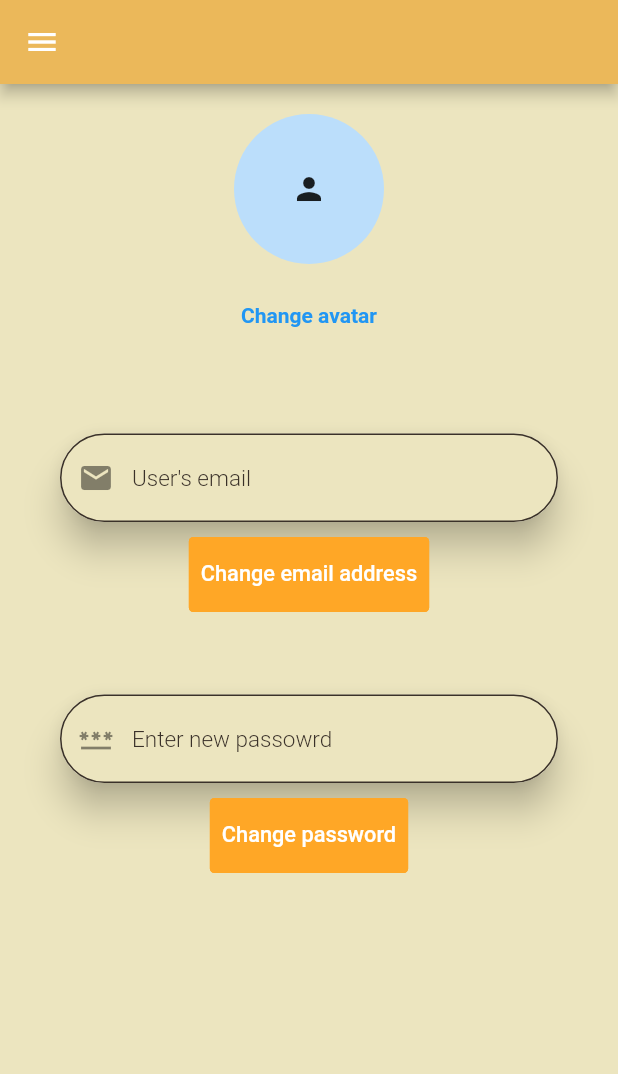
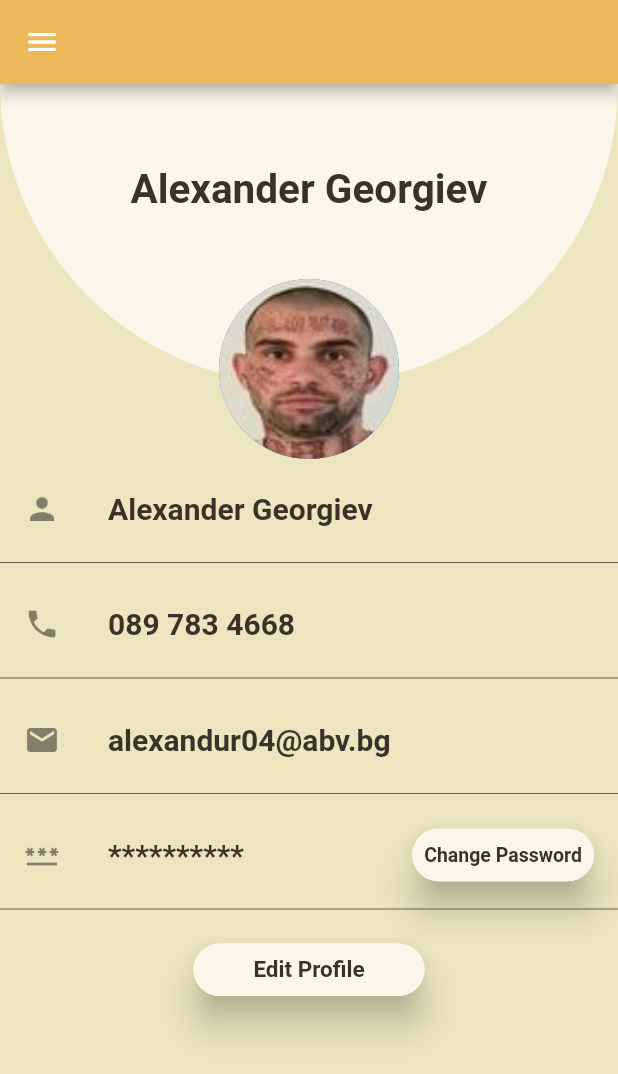
Before and after one commit to dashkata/ordertaker, a Flutter app: the ProfilePage screen opened by its route, on a phone screen of 412 x 824 dp. Shown: the top 1074 px of the screen. Run offline on Flutter 3.47's test engine with Material 2 defaults, Android fonts, the phone set to English and light mode, and no system bars; drawn by our look-alikes of getwidget; our stand-ins replace date_time_picker, device_preview, google_fonts, hexcolor, readmore.

Commit message:
Changes to the profile page

```diff
--- a/order_taker/lib/Screens/ProfilePage/profile.dart
+++ b/order_taker/lib/Screens/ProfilePage/profile.dart
@@ -1,7 +1,9 @@
 import 'package:flutter/material.dart';
 import 'package:getwidget/components/avatar/gf_avatar.dart';
 import 'package:getwidget/components/button/gf_button.dart';
+import 'package:getwidget/getwidget.dart';
 import 'package:getwidget/size/gf_size.dart';
+import 'package:google_fonts/google_fonts.dart';
 import 'package:order_taker/Screens/project_widgets.dart';
 import 'package:order_taker/Themes/themes.dart';
 import 'profile_widgets.dart';
@@ -25,50 +27,131 @@ class ProfilePage extends StatelessWidget {
                 mainAxisAlignment: MainAxisAlignment.start,
                 crossAxisAlignment: CrossAxisAlignment.center,
                 children: [
-                  ProfilePageWidgets(
-                    changeButton: TextButton(
-                      onPressed: () {},
-                      child: const Text(
-                        "Change avatar",
-                        style: TextStyle(
+                  Stack(
+                    alignment: Alignment.bottomCenter,
+                    children: [
+                      Container(
+                        margin: EdgeInsets.only(bottom: 50),
+                        width: double.infinity,
+                        height: 200,
+                        decoration: BoxDecoration(
+                          color: complementaryColor,
+                          borderRadius: BorderRadius.only(
+                            bottomRight: Radius.circular(200),
+                            bottomLeft: Radius.circular(200),
+                          ),
+                        ),
+                        child: Center(
+                          child: Padding(
+                            padding: const EdgeInsets.only(bottom: 60.0),
+                            child: Text(
+                              "Alexander Georgiev",
+                              style: GoogleFonts.roboto(
+                                fontSize: 27,
+                                fontWeight: FontWeight.bold,
+                                color: accentColor,
+                              ),
+                            ),
+                          ),
+                        ),
+                      ),
+                      CircleAvatar(
+                        backgroundImage: AssetImage("Assets/garjo.jpg"),
+                        radius: 60,
+                      ),
+                    ],
+                  ),
+                  SizedBox(
+                    height: 5,
+                  ),
+                  ListTile(
+                    title: Text("Alexander Georgiev",
+                        style: GoogleFonts.roboto(
+                            fontSize: 20,
+                            fontWeight: FontWeight.bold,
+                            color: accentColor)),
+                    leading: Icon(Icons.person),
+                  ),
+                  Divider(
+                    thickness: 0.5,
+                    color: accentColor,
+                  ),
+                  SizedBox(
+                    height: 5,
+                  ),
+                  ListTile(
+                    title: Text("089 783 4668",
+                        style: GoogleFonts.roboto(
+                            fontSize: 20,
+                            fontWeight: FontWeight.bold,
+                            color: accentColor)),
+                    leading: Icon(Icons.phone),
+                  ),
+                  Divider(
+                    thickness: 0.5,
+                    color: accentColor,
+                  ),
+                  SizedBox(
+                    height: 5,
+                  ),
+                  ListTile(
+                    title: Text("alexandur04@abv.bg",
+                        style: GoogleFonts.roboto(
+                            fontSize: 20,
+                            fontWeight: FontWeight.bold,
+                            color: accentColor)),
+                    leading: Icon(Icons.mail),
+                  ),
+                  Divider(
+                    thickness: 0.5,
+                    color: accentColor,
+                  ),
+                  SizedBox(
+                    height: 5,
+                  ),
+                  ListTile(
+                    title: Text("**********",
+                        style: GoogleFonts.roboto(
+                            fontSize: 20,
+                            fontWeight: FontWeight.bold,
+                            color: accentColor)),
+                    leading: Icon(
+                      Icons.password,
+                    ),
+                    trailing: GFButton(
+                      elevation: 10,
+                      shape: GFButtonShape.pills,
+                      child: Text(
+                        "Change Password",
+                        style: GoogleFonts.roboto(
+                          color: accentColor,
                           fontWeight: FontWeight.bold,
                         ),
                       ),
-                    ),
-                    userData: const GFAvatar(
-                      radius: 50,
-                      child: Icon(
-                        Icons.person,
-                      ),
-                      size: GFSize.LARGE,
+                      color: complementaryColor,
+                      onPressed: () {},
                     ),
                   ),
-                  ProfilePageWidgets(
-                    changeButton: GFButton(
+                  Divider(
+                    thickness: 0.5,
+                    color: accentColor,
+                  ),
+                  Padding(
+                    padding: const EdgeInsets.only(top: 15.0),
+                    child: GFButton(
+                      padding: const EdgeInsets.symmetric(horizontal: 40),
+                      elevation: 10,
+                      shape: GFButtonShape.pills,
+                      child: Text(
+                        "Edit Profile",
+                        style: GoogleFonts.roboto(
+                          fontSize: 15,
+                          color: accentColor,
+                          fontWeight: FontWeight.bold,
+                        ),
+                      ),
+                      color: complementaryColor,
                       onPressed: () {},
-                      text: "Change email address",
-                      size: GFSize.LARGE,
-                      color: buttonColor,
-                    ),
-                    userData: const TextFields(
-                      hintText: "User's email",
-                      icon: Icons.email,
-                      obscure: false,
-                      inputType: TextInputType.emailAddress,
-                    ),
-                  ),
-                  ProfilePageWidgets(
-                    changeButton: GFButton(
-                      onPressed: () {},
-                      text: "Change password",
-                      size: GFSize.LARGE,
-                      color: buttonColor,
-                    ),
-                    userData: const TextFields(
-                      hintText: "Enter new passowrd",
-                      icon: Icons.password,
-                      obscure: true,
-                      inputType: TextInputType.text,
                     ),
                   ),
                 ],
--- a/order_taker/lib/Screens/UserScreens/reservationspage/reservation_widgets.dart
+++ b/order_taker/lib/Screens/UserScreens/reservationspage/reservation_widgets.dart
@@ -17,7 +17,7 @@ class ReservationCard extends StatelessWidget {
   @override
   Widget build(BuildContext context) {
     return Padding(
-      padding: const EdgeInsets.all(20),
+      padding: const EdgeInsets.all(15),
       child: Card(
         color: complementaryColor,
         elevation: 10,
@@ -27,11 +27,16 @@ class ReservationCard extends StatelessWidget {
         child: Column(
           children: [
             GFListTile(
+              padding: const EdgeInsets.fromLTRB(0, 8, 0, 8),
+              margin: const EdgeInsets.symmetric(vertical: 0, horizontal: 8),
               avatar: GFAvatar(
                 backgroundImage: AssetImage("Assets/$imagePath"),
                 radius: 40,
               ),
-              title: Text(
+              title: Column(
+                crossAxisAlignment: CrossAxisAlignment.start,
+                children: [
+                  Text(
                     titleText,
                     style: GoogleFonts.roboto(
                       color: accentColor,
@@ -39,7 +44,10 @@ class ReservationCard extends StatelessWidget {
                       fontWeight: FontWeight.bold,
                     ),
                   ),
-              description: Text(
+                  const SizedBox(
+                    height: 5,
+                  ),
+                  Text(
                     date,
                     style: GoogleFonts.roboto(
                       color: accentColor,
@@ -47,13 +55,9 @@ class ReservationCard extends StatelessWidget {
                       fontSize: 15,
                     ),
                   ),
+                ],
               ),
-            Padding(
-              padding: const EdgeInsets.only(
-                right: 10,
-                bottom: 5,
-              ),
-              child: Row(
+              description: Row(
                 mainAxisAlignment: MainAxisAlignment.end,
                 children: [
                   GFButton(
--- a/order_taker/lib/Screens/UserScreens/reservationspage/reservations.dart
+++ b/order_taker/lib/Screens/UserScreens/reservationspage/reservations.dart
@@ -20,13 +20,25 @@ class _ReservationPageState extends State<ReservationPage> {
         children: [
           const BackgroundWidget(),
           SafeArea(
-            child: ListView(children: const [
-              ReservationCard(
-                titleText: "Pizza Don Vito",
-                date: "Friday, April 8, 15:30 PM",
-                imagePath: "PizzaDonVito.jpg",
-              ),
-            ]),
+            child: ListView(
+              children: const [
+                ReservationCard(
+                  titleText: "Pizza Don Vito",
+                  date: "Friday, April 8, 15:30 PM",
+                  imagePath: "PizzaDonVito.jpg",
+                ),
+                ReservationCard(
+                  titleText: "Pizza Don Vito",
+                  date: "Friday, April 8, 15:30 PM",
+                  imagePath: "PizzaDonVito.jpg",
+                ),
+                ReservationCard(
+                  titleText: "Pizza Don Vito",
+                  date: "Friday, April 8, 15:30 PM",
+                  imagePath: "PizzaDonVito.jpg",
+                ),
+              ],
+            ),
           ),
         ],
       ),
```
Lines whose indentation alone changed are shown as unchanged.
